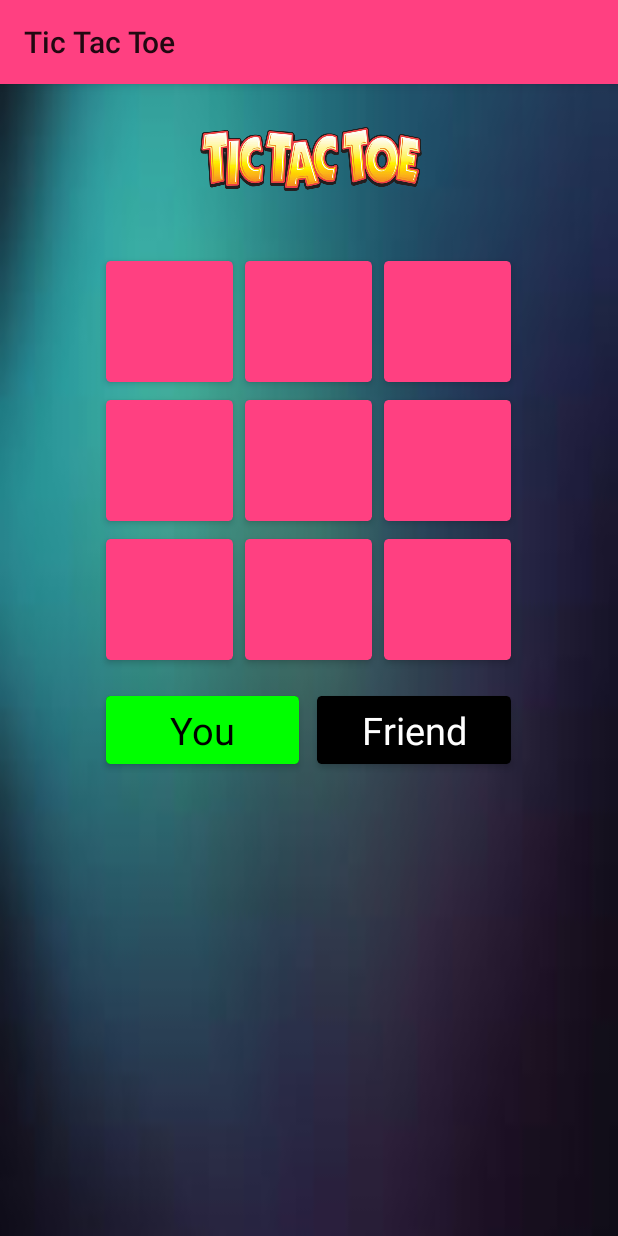
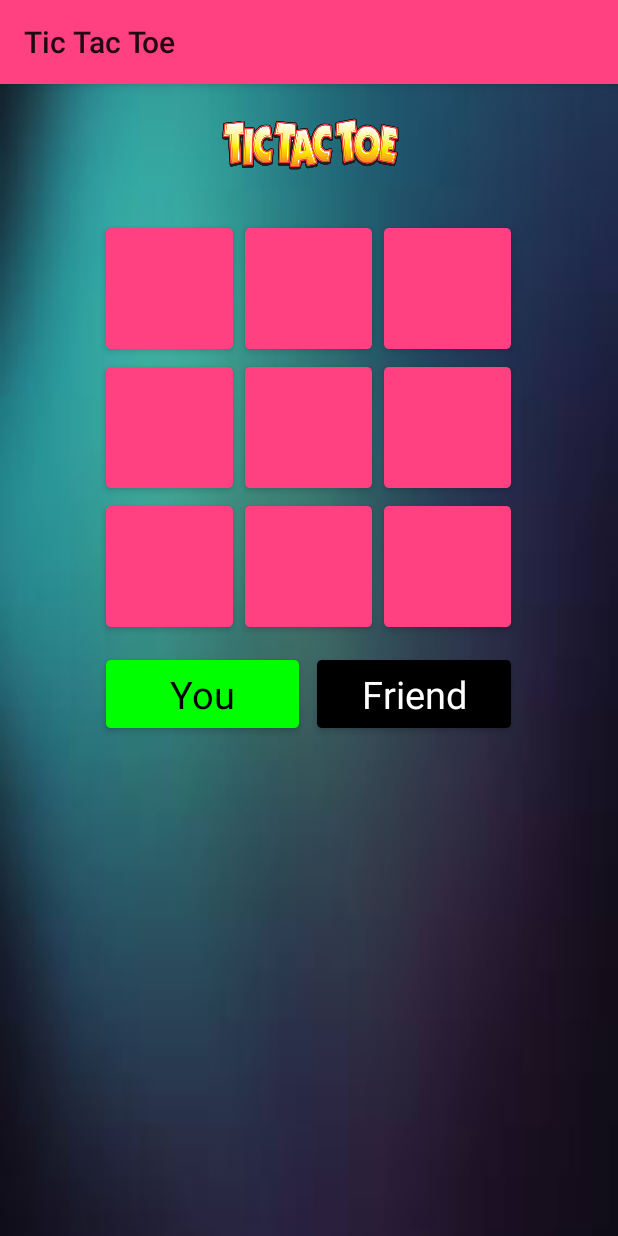
Before and after one commit to ruchitamourya/tictactoe, an Android app: the screen it shows after launch (MainActivity), after a tap on "START", on a phone screen of 412 x 824 dp. Run offline under Robolectric (Android 15) with nearby library versions, the phone set to English and light mode, and no system bars; our stand-ins replace Firebase (no records; nobody signed in at launch, a user with empty details on screens opened directly); 1 statement that could not run was skipped; 2 other taps on this screen came first.

Commit message:
added icon

```diff
--- a/app/src/main/AndroidManifest.xml
+++ b/app/src/main/AndroidManifest.xml
@@ -4,9 +4,9 @@
 
     <application
         android:allowBackup="true"
-        android:icon="@mipmap/ic_launcher"
+        android:icon="@drawable/icon3"
         android:label="@string/app_name"
-        android:roundIcon="@mipmap/ic_launcher_round"
+        android:roundIcon="@drawable/icon"
         android:supportsRtl="true"
         android:theme="@style/AppTheme">
         <activity android:name="com.ruchita.tictactoe.MainActivity"
--- a/app/src/main/java/com/ruchita/tictactoe/Constants.java
+++ b/app/src/main/java/com/ruchita/tictactoe/Constants.java
@@ -5,7 +5,7 @@ public class Constants {
     public static final String SHARE_PRE_KEY = "share_pre_key";
     public static final String PLAYER1 = "player1";
     public static final String PLAYER2 = "player2";
-    public static final String IS_SOUNON = "true";
+    public static final String IS_SOUNDON = "true";
 
     public static final String APP_ID_KEY = "app_id_key";
 
--- a/app/src/main/java/com/ruchita/tictactoe/GameGridAdapter.java
+++ b/app/src/main/java/com/ruchita/tictactoe/GameGridAdapter.java
@@ -76,9 +76,9 @@ public class GameGridAdapter extends RecyclerView.Adapter<GameGridAdapter.GameGr
             this.row = row;
             this.col = col;
             if (value == 1) {
-                textView.setText("O");
+                textView.setText(R.string.string0);
             } else if (value == 2) {
-                textView.setText("X");
+                textView.setText(R.string.stringX);
             }
         }
 
--- a/app/src/main/java/com/ruchita/tictactoe/HomeFragment.java
+++ b/app/src/main/java/com/ruchita/tictactoe/HomeFragment.java
@@ -114,8 +114,8 @@ public class HomeFragment extends Fragment implements View.OnClickListener {
             secondPlayerType = GameGridFragment.FRIEND;
         }
         Fragment fragment = GameGridFragment.newInstance(gridSize, secondPlayerType);
-        transaction.replace(R.id.fragment_container, fragment, fragment.getClass().getSimpleName());
-        transaction.addToBackStack(fragment.getClass().getSimpleName());
+        transaction.replace(R.id.fragment_container, fragment,"GameGridFragment");
+        transaction.addToBackStack("GameGridFragment");
         transaction.commit();
     }
 
@@ -141,7 +141,7 @@ public class HomeFragment extends Fragment implements View.OnClickListener {
         SharedPreferences sharedPreferences = getActivity().getSharedPreferences(Constants.SHARE_PRE_KEY, Context.MODE_PRIVATE);
         String myName = sharedPreferences.getString(Constants.PLAYER1, "");
         String friendName = sharedPreferences.getString(Constants.PLAYER2, "");
-        boolean isSoundOn = sharedPreferences.getBoolean(Constants.IS_SOUNON, true);
+        boolean isSoundOn = sharedPreferences.getBoolean(Constants.IS_SOUNDON, true);
         if(!TextUtils.isEmpty(myName)){
             player1.setText(myName);
         }
@@ -182,7 +182,7 @@ public class HomeFragment extends Fragment implements View.OnClickListener {
                 if(!TextUtils.isEmpty(p2)) {
                     editor.putString(Constants.PLAYER2, p2);
                 }
-                editor.putBoolean(Constants.IS_SOUNON, IsSoundOn);
+                editor.putBoolean(Constants.IS_SOUNDON, IsSoundOn);
                 editor.apply();
                 dialog.cancel();
             }
--- a/app/src/main/java/com/ruchita/tictactoe/MainActivity.java
+++ b/app/src/main/java/com/ruchita/tictactoe/MainActivity.java
@@ -41,10 +41,8 @@ public class MainActivity extends AppCompatActivity{
         FragmentTransaction transaction = manager.beginTransaction();
         HomeFragment fragment = HomeFragment.newInstance();
         transaction.replace(R.id.fragment_container, fragment,getString(R.string.homeFragment));
-       // transaction.addToBackStack("homeFragment");
         transaction.commit();
     }
-
 
 //    @Override
 //    public boolean onOptionsItemSelected(MenuItem item) {
--- a/app/src/main/res/layout/fragment_game_grid.xml
+++ b/app/src/main/res/layout/fragment_game_grid.xml
@@ -17,9 +17,8 @@
         <ImageView
             android:id="@+id/image_text"
             android:layout_width="match_parent"
-            android:layout_height="100dp"
+            android:layout_height="80dp"
             android:layout_centerHorizontal="true"
-            android:padding="0dp"
             android:src="@drawable/tictactoe_img" />
 
         <android.support.v7.widget.RecyclerView
@@ -28,8 +27,7 @@
             android:layout_height="wrap_content"
             android:layout_below="@+id/image_text"
             android:layout_centerHorizontal="true"
-            android:layout_margin="12dp"
-            android:layout_marginTop="-10dp">
+            android:layout_margin="10dp">
 
         </android.support.v7.widget.RecyclerView>
 
@@ -109,6 +107,10 @@
                     android:layout_width="wrap_content"
                     android:layout_height="wrap_content"
                     android:padding="5dp"
+                    android:paddingEnd="8dp"
+                    android:paddingLeft="8dp"
+                    android:paddingRight="8dp"
+                    android:paddingStart="8dp"
                     android:textColor="@android:color/black"
                     android:textSize="20sp" />
             </android.support.v7.widget.CardView>
@@ -129,11 +131,13 @@
                     android:layout_width="wrap_content"
                     android:layout_height="match_parent"
                     android:background="@color/colorAccent"
+                    android:paddingLeft="10dp"
+                    android:paddingRight="10dp"
+                    android:paddingStart="10dp"
                     android:text="@string/restart"
                     android:textColor="@android:color/black"
-                    android:textSize="18sp"
+                    android:textSize="18sp" />
 
-                    />
             </android.support.v7.widget.CardView>
         </FrameLayout>
     </RelativeLayout>
@@ -143,5 +147,5 @@
         android:layout_width="wrap_content"
         android:layout_height="wrap_content"
         android:layout_gravity="center"
-        android:visibility="gone"/>
+        android:visibility="gone" />
 </FrameLayout>
--- a/app/src/main/res/layout/fragment_home.xml
+++ b/app/src/main/res/layout/fragment_home.xml
@@ -148,6 +148,7 @@
             android:layout_width="200dp"
             android:layout_height="wrap_content"
             android:layout_gravity="center"
+            android:visibility="gone"
             app:cardCornerRadius="5dp"
             app:cardElevation="5dp"
             app:cardUseCompatPadding="true">
--- a/app/src/main/res/values/strings.xml
+++ b/app/src/main/res/values/strings.xml
@@ -17,4 +17,6 @@
     <string name="title">Tic Tac Toe</string>
     <string name="homeFragment">homeFragment</string>
     <string name="you">You</string>
+    <string name="string0">O</string>
+    <string name="stringX">X</string>
 </resources>
```
Also changed, not shown: app/src/main/java/com/ruchita/tictactoe/GameGridFragment.java (+0 -36 lines), app/src/main/res/drawable/icon.jpeg (added), app/src/main/res/drawable/icon3.png (added).
